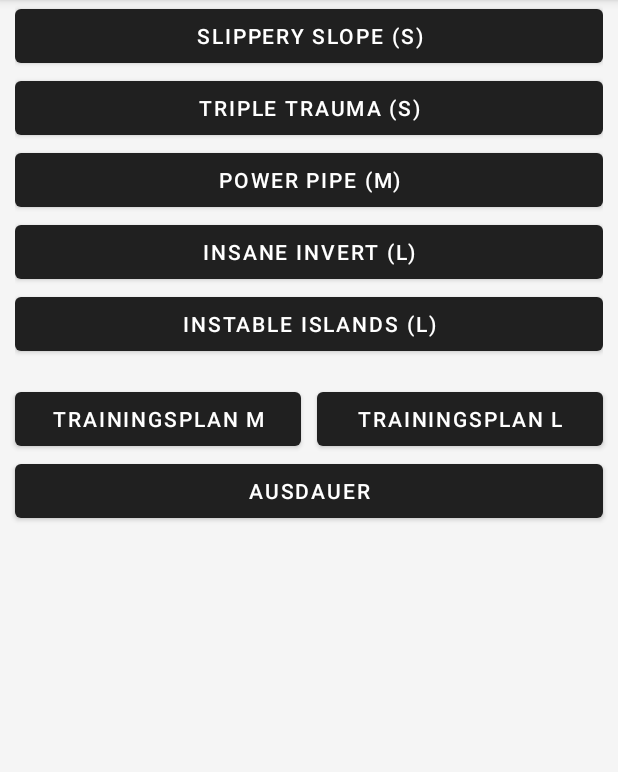
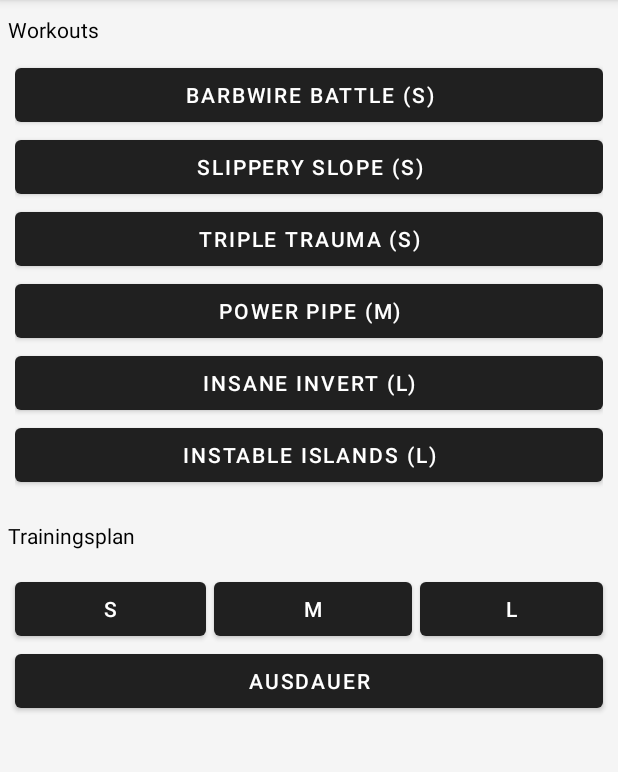
Before and after one commit to acoria/Xletix, an Android app: the screen it shows after launch (Act_InitialScreen), on a phone screen of 412 x 824 dp, the part 84-856 px from its top. Run offline under Robolectric (Android 15) with nearby library versions, the phone set to English and light mode, and no system bars.

Commit message:
Bits and Bobs

```diff
--- a/app/src/main/java/com/example/xletix/Activities/Act_ConfigureExercises.java
+++ b/app/src/main/java/com/example/xletix/Activities/Act_ConfigureExercises.java
@@ -29,7 +29,7 @@ public class Act_ConfigureExercises extends AppCompatActivity implements IActivi
 		setContentView(R.layout.activity_configure_exercises);
 
 		workoutSession = RuntimeObjectStorage.getWorkoutSession();
-		setTitle("Xletix - " + workoutSession.getName());
+		setTitle(getResources().getString(R.string.xletix) + " - " + workoutSession.getName());
 
 		//pressing the volume keys on the device will affect the audio stream
 		setVolumeControlStream(AudioManager.STREAM_NOTIFICATION);
--- a/app/src/main/java/com/example/xletix/Activities/Act_InitialScreen.java
+++ b/app/src/main/java/com/example/xletix/Activities/Act_InitialScreen.java
@@ -38,33 +38,40 @@ public class Act_InitialScreen extends AppCompatActivity {
     }
 
     private void configureTrainingButtons() {
+        findViewById(R.id.button_training_s).setOnClickListener(new View.OnClickListener() {
+            @Override
+            public void onClick(View v) {
+                showTrainingplan(R.drawable.trainingsplan_s, R.string.trainingsplan_s);
+            }
+        });
         findViewById(R.id.button_training_m).setOnClickListener(new View.OnClickListener() {
             @Override
             public void onClick(View v) {
-                showTrainingplan(R.drawable.trainingsplan_m);
+                showTrainingplan(R.drawable.trainingsplan_m, R.string.trainingsplan_m);
             }
         });
         findViewById(R.id.button_training_l).setOnClickListener(new View.OnClickListener() {
             @Override
             public void onClick(View v) {
-                showTrainingplan(R.drawable.trainingsplan_l);
+                showTrainingplan(R.drawable.trainingsplan_l, R.string.trainingsplan_l);
             }
         });
         findViewById(R.id.button_ausdauer).setOnClickListener(new View.OnClickListener() {
             @Override
             public void onClick(View v) {
-                showTrainingplan(R.drawable.ausdauer);
+                showTrainingplan(R.drawable.ausdauer, R.string.ausdauer);
             }
         });
 
     }
-    private void showTrainingplan(int imageRescource){
+    private void showTrainingplan(int imageRescource, int title){
         if (infoDialog == null) {
             infoDialogLayout = (RelativeLayout) LayoutInflater.from(this).inflate(R.layout.layout_image_info, null);
             infoDialog = new AlertDialog.Builder(this)
                     .setView(infoDialogLayout)
                     .create();
         }
+        infoDialog.setTitle(title);
         infoDialog.show();
         ImageView image = infoDialogLayout.findViewById(R.id.image_info);
         image.setImageDrawable(ContextCompat.getDrawable(this, imageRescource));
--- a/app/src/main/java/com/example/xletix/WorkoutSessions/WorkoutSessionFactory.java
+++ b/app/src/main/java/com/example/xletix/WorkoutSessions/WorkoutSessionFactory.java
@@ -4,6 +4,7 @@ import com.example.xletix.Builder.IWorkoutSessionBuilder;
 import com.example.xletix.Builder.WorkoutSessionDirector;
 import com.example.xletix.FRM.WorkoutSessions.IWorkoutSession;
 import com.example.xletix.FRM.WorkoutSessions.IWorkoutSessionFactory;
+import com.example.xletix.Workouts.BarbwireBattleWorkoutSession.BarbwireBattleWorkoutSessionBuilder;
 import com.example.xletix.Workouts.InsaneInvertWorkoutSession.InsaneInvertWorkoutSessionBuilder;
 import com.example.xletix.Workouts.InstableIslandWorkoutSession.InstableIslandWorkoutSessionBuilder;
 import com.example.xletix.Workouts.PowerPipeWorkoutSession.PowerPipeWorkoutSessionBuilder;
@@ -33,6 +34,9 @@ public class WorkoutSessionFactory implements IWorkoutSessionFactory {
             case tripleTrauma:
                 builder = new TripleTraumaWorkoutSessionBuilder();
                 break;
+            case barbwireBattle:
+                builder = new BarbwireBattleWorkoutSessionBuilder();
+                break;
         }
         return new WorkoutSessionDirector(builder).build();
     }
--- a/app/src/main/java/com/example/xletix/WorkoutSessions/WorkoutSessionProvider.java
+++ b/app/src/main/java/com/example/xletix/WorkoutSessions/WorkoutSessionProvider.java
@@ -13,6 +13,7 @@ public class WorkoutSessionProvider implements IWorkoutSessionProvider {
 
     public WorkoutSessionProvider(IWorkoutSessionFactory sessionFactory){
         workoutSessions = new ArrayList<>();
+        workoutSessions.add(sessionFactory.createBySessionType(WorkoutSessionType.barbwireBattle));
         workoutSessions.add(sessionFactory.createBySessionType(WorkoutSessionType.slipperySlope));
         workoutSessions.add(sessionFactory.createBySessionType(WorkoutSessionType.tripleTrauma));
         workoutSessions.add(sessionFactory.createBySessionType(WorkoutSessionType.powerPipe));
--- a/app/src/main/java/com/example/xletix/WorkoutSessions/WorkoutSessionType.java
+++ b/app/src/main/java/com/example/xletix/WorkoutSessions/WorkoutSessionType.java
@@ -1,3 +1,3 @@
 package com.example.xletix.WorkoutSessions;
 
-public enum WorkoutSessionType {powerPipe, insaneInvert, slipperySlope, instableIsland, tripleTrauma}
+public enum WorkoutSessionType {powerPipe, insaneInvert, slipperySlope, instableIsland, tripleTrauma, barbwireBattle}
--- /dev/null
+++ b/app/src/main/java/com/example/xletix/Workouts/BarbwireBattleWorkoutSession/BarbwireBattleWorkoutSessionBuilder.java
@@ -0,0 +1,35 @@
+package com.example.xletix.Workouts.BarbwireBattleWorkoutSession;
+
+import com.example.xletix.Builder.IWorkoutSessionBuilder;
+import com.example.xletix.FRM.WorkoutSessions.IWorkoutSessionIterator;
+import com.example.xletix.FRM.Workouts.ICoolDown;
+import com.example.xletix.FRM.Workouts.IWarmUp;
+import com.example.xletix.FRM.Workouts.IWorkoutFactory;
+import com.example.xletix.Workouts.WorkoutFactory;
+import com.example.xletix.Workouts.WorkoutType;
+
+public class BarbwireBattleWorkoutSessionBuilder implements IWorkoutSessionBuilder {
+
+    IWorkoutFactory workoutFactory;
+
+    public BarbwireBattleWorkoutSessionBuilder(){
+        this.workoutFactory = new WorkoutFactory();
+    }
+    public BarbwireBattleWorkoutSessionBuilder(IWorkoutFactory workoutFactory){
+        this.workoutFactory = workoutFactory;
+    }
+
+    @Override
+    public IWarmUp buildWarmUp() { return (IWarmUp) workoutFactory.createWorkoutByType(WorkoutType.warmUp2Reps);}
+
+    @Override
+    public IWorkoutSessionIterator.IWorkoutSet buildWorkoutSet() { return (IWorkoutSessionIterator.IWorkoutSet) workoutFactory.createWorkoutByType(WorkoutType.barbwireBattleWorkoutSet);}
+
+    @Override
+    public ICoolDown buildCoolDown() { return (ICoolDown) workoutFactory.createWorkoutByType(WorkoutType.coolDown);}
+
+    @Override
+    public String getWorkoutSessionName() {
+        return "Barbwire Battle (S)";
+    }
+}
--- /dev/null
+++ b/app/src/main/java/com/example/xletix/Workouts/BarbwireBattleWorkoutSession/BarbwireBattleWorkoutSet.java
@@ -0,0 +1,52 @@
+package com.example.xletix.Workouts.BarbwireBattleWorkoutSession;
+
+import com.example.xletix.FRM.Units.IUnitProvider;
+import com.example.xletix.FRM.WorkoutSessions.IWorkoutSessionIterator;
+import com.example.xletix.FRM.Workouts.Workout;
+import com.example.xletix.R;
+import com.example.xletix.Workouts.TrainingUnitName;
+import com.example.xletix.Workouts.WorkoutType;
+import com.example.xletix.Workouts.WorkoutUnitProvider;
+
+import java.util.Arrays;
+import java.util.List;
+
+public class BarbwireBattleWorkoutSet extends Workout implements IWorkoutSessionIterator.IWorkoutSet {
+
+    private IUnitProvider unitProvider;
+
+    public BarbwireBattleWorkoutSet(){
+        super(3);
+    }
+
+    @Override
+    public WorkoutType getId() {
+        return WorkoutType.barbwireBattleWorkoutSet;
+    }
+
+    @Override
+    public int getName() {
+        return R.string.barbwireBattleWorkout;
+    }
+
+    @Override
+    protected IUnitProvider buildUnitProvider() {
+        return unitProvider = new WorkoutUnitProvider(getReps(), getTrainingUnits());
+    }
+
+    @Override
+    public IUnitProvider getUnitProvider() {
+        return unitProvider;
+    }
+
+    @Override
+    public List<TrainingUnitName> getTrainingUnits() {
+        return Arrays.asList(
+                TrainingUnitName.LEGUAN_WALK,
+                TrainingUnitName.HIGH_PLANK,
+                TrainingUnitName.X_SUPERMAN,
+                TrainingUnitName.SIDE_PLANK,
+                TrainingUnitName.X_BURPEES
+        );
+    }
+}
--- a/app/src/main/java/com/example/xletix/Workouts/TrainingUnitName.java
+++ b/app/src/main/java/com/example/xletix/Workouts/TrainingUnitName.java
@@ -23,7 +23,8 @@ public enum TrainingUnitName{
     WALL_SIT(17,"Wall Sit",R.drawable.wall_sit),
     PUSH_UPS(18, "Push Ups", R.drawable.push_ups),
     SPLIT_SQUAT(19,"Split Squat", R.drawable.split_squat),
-    HIGH_PLANK(20,"High Plank", R.drawable.high_plank);
+    HIGH_PLANK(20,"High Plank", R.drawable.high_plank),
+    LEGUAN_WALK(21,"Leguan Walk", R.drawable.leguan_walk);
 
     private int value;
     private String name;
--- a/app/src/main/java/com/example/xletix/Workouts/WorkoutFactory.java
+++ b/app/src/main/java/com/example/xletix/Workouts/WorkoutFactory.java
@@ -2,6 +2,7 @@ package com.example.xletix.Workouts;
 
 import com.example.xletix.FRM.Workouts.IWorkoutFactory;
 import com.example.xletix.FRM.Workouts.Workout;
+import com.example.xletix.Workouts.BarbwireBattleWorkoutSession.BarbwireBattleWorkoutSet;
 import com.example.xletix.Workouts.CoolDown.CoolDown;
 import com.example.xletix.Workouts.InsaneInvertWorkoutSession.InsaneInvertWorkoutSet;
 import com.example.xletix.Workouts.InstableIslandWorkoutSession.InstableIslandWorkoutSet;
@@ -38,6 +39,8 @@ public class WorkoutFactory implements IWorkoutFactory {
                 return new InstableIslandWorkoutSet();
             case tripleTraumaWorkoutSet:
                 return new TripleTraumaWorkoutSet();
+            case barbwireBattleWorkoutSet:
+                return new BarbwireBattleWorkoutSet();
         }
         return workout;
     }
--- a/app/src/main/java/com/example/xletix/Workouts/WorkoutType.java
+++ b/app/src/main/java/com/example/xletix/Workouts/WorkoutType.java
@@ -1,3 +1,3 @@
 package com.example.xletix.Workouts;
 
-public enum WorkoutType{warmUp1ShortRep, warmUp2Reps, coolDown, powerPipeWorkoutSet, insaneInvertWorkoutSet, slipperySlopeWorkoutSet, instableIslandWorkoutSet, tripleTraumaWorkoutSet}
+public enum WorkoutType{warmUp1ShortRep, warmUp2Reps, coolDown, powerPipeWorkoutSet, insaneInvertWorkoutSet, slipperySlopeWorkoutSet, instableIslandWorkoutSet, tripleTraumaWorkoutSet, barbwireBattleWorkoutSet}
--- a/app/src/main/res/layout/activity_initial_screen.xml
+++ b/app/src/main/res/layout/activity_initial_screen.xml
@@ -8,6 +8,13 @@
     tools:context="com.example.xletix.Activities.Act_InitialScreen"
     android:orientation="vertical"
     android:background="@color/imageBlue">
+    <TextView
+        android:layout_width="wrap_content"
+        android:layout_height="wrap_content"
+        android:text="@string/workouts"
+        android:layout_marginStart="5dp"
+        android:layout_marginTop="10dp"
+        android:layout_marginBottom="10dp"/>
     <LinearLayout
         android:id="@+id/lay_workout_buttons"
         android:layout_width="match_parent"
@@ -20,19 +27,31 @@
         <!--android:layout_height="match_parent"-->
         <!--android:scaleType="fitXY"-->
         <!--android:src="@drawable/silhouette_main"/>-->
+    <TextView
+        android:layout_width="wrap_content"
+        android:layout_height="wrap_content"
+        android:layout_marginTop="20dp"
+        android:layout_marginStart="5dp"
+        android:text="@string/trainingsplan"/>
     <TableRow
         android:id="@+id/table_row_btn"
         android:layout_width="match_parent"
         android:layout_height="wrap_content"
         android:layout_marginTop="15dp">
-        <Button
+        <android.support.design.button.MaterialButton
+            android:id="@+id/button_training_s"
+            android:text="@string/button_training_s"
+            android:layout_height="wrap_content"
+            android:layout_marginStart="10dp"
+            android:layout_weight="1" />
+        <android.support.design.button.MaterialButton
             android:id="@+id/button_training_m"
             android:layout_height="wrap_content"
             android:layout_weight="1"
-            android:layout_marginStart="10dp"
-            android:layout_marginEnd="5dp"
+            android:layout_marginStart="5dp"
             android:text="@string/button_training_m" />
-        <Button android:id="@+id/button_training_l"
+        <android.support.design.button.MaterialButton
+            android:id="@+id/button_training_l"
             android:text="@string/button_training_l"
             android:layout_height="wrap_content"
             android:layout_marginStart="5dp"
--- a/app/src/main/res/values/strings.xml
+++ b/app/src/main/res/values/strings.xml
@@ -26,7 +26,15 @@
     <string name="insaneInvertWorkout">Insane Invert Workout</string>
     <string name="instableIslandsWorkout">Instable Islands Workout</string>
     <string name="tripleTraumaWorkout">Triple Trauma Workout</string>
-    <string name="button_training_l">Trainingsplan L</string>
-    <string name="button_training_m">Trainingsplan M</string>
+    <string name="button_training_l">L</string>
+    <string name="button_training_m">M</string>
     <string name="ausdauer">Ausdauer</string>
+    <string name="barbwireBattleWorkout">Barbwire Battle</string>
+    <string name="button_training_s">S</string>
+    <string name="workouts">Workouts</string>
+    <string name="trainingsplan">Trainingsplan</string>
+    <string name="trainingsplan_s">Trainingsplan S</string>
+    <string name="trainingsplan_m">Trainingsplan M</string>
+    <string name="trainingsplan_l">Trainingsplan L</string>
+    <string name="xletix">Xletix</string>
 </resources>
```
Also changed, not shown: app/src/main/java/com/example/xletix/Activities/Act_TimerDisplay.java (+30 -10 lines), app/src/main/res/layout/activity_timer_display.xml (+10 -5 lines), app/src/main/res/drawable/ic_info_white_24dp.png (deleted).
